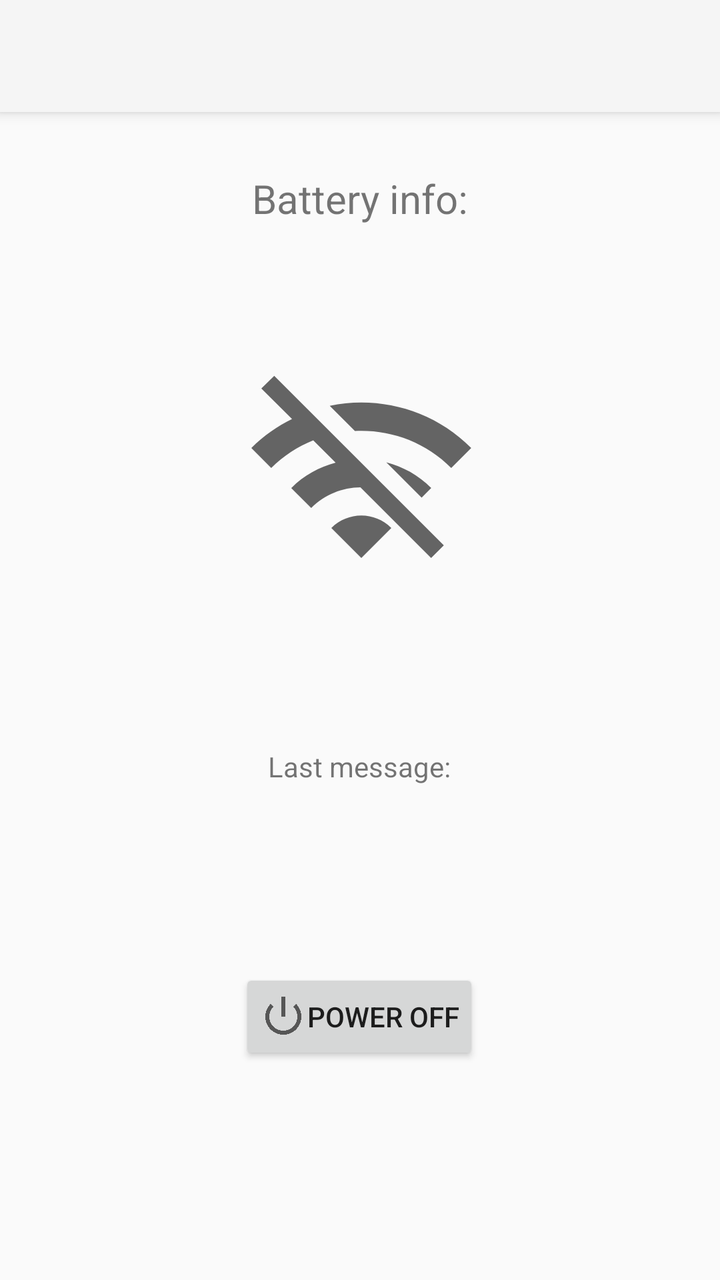
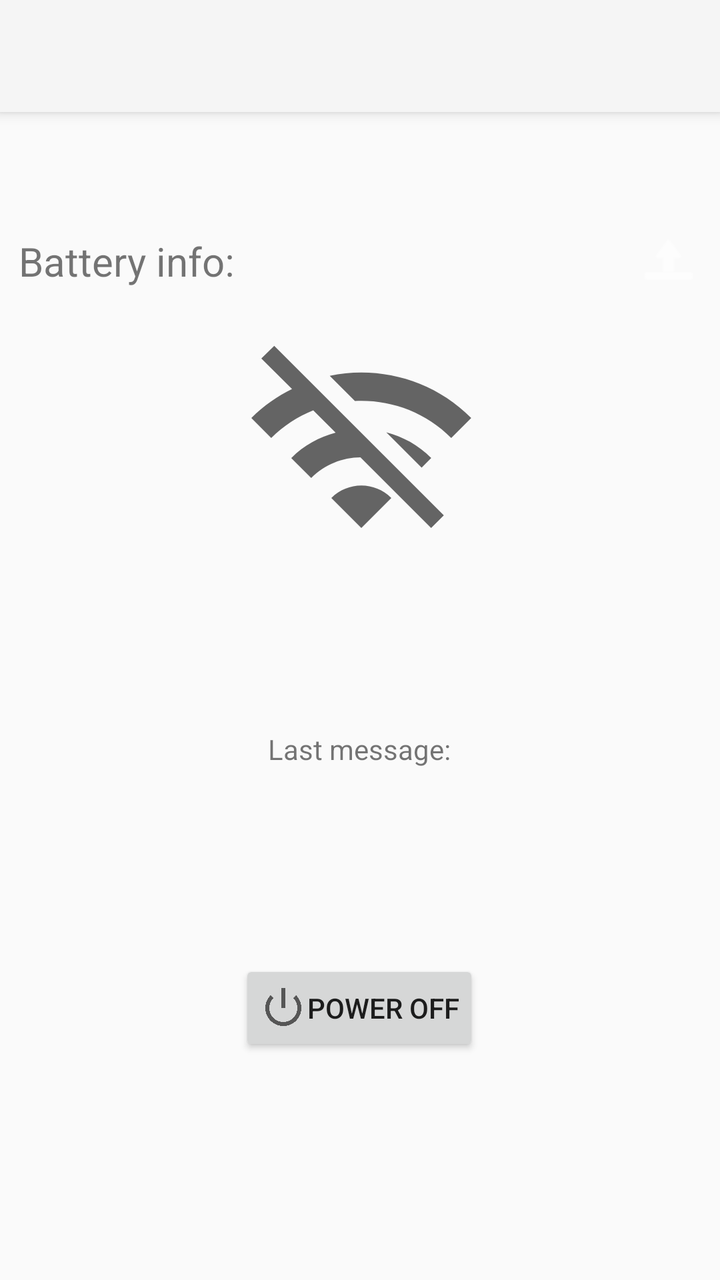

An Android layout rendered at two revisions. The XML below is the earlier revision; the diff shows what the commit changed to produce the second picture.
<!-- AndroidManifest.xml: application theme AppTheme -->
<!-- res/layout/activity_main.xml -->
<?xml version="1.0" encoding="utf-8"?>
<android.support.constraint.ConstraintLayout
    xmlns:android="http://schemas.android.com/apk/res/android"
    xmlns:app="http://schemas.android.com/apk/res-auto"
    xmlns:tools="http://schemas.android.com/tools"
    android:layout_width="match_parent"
    android:layout_height="match_parent">

    
    <android.support.v7.widget.Toolbar
        android:id="@+id/toolbar"
        android:layout_width="match_parent"
        android:layout_height="?attr/actionBarSize"
        android:background="?attr/colorPrimary"
        android:elevation="4dp"
        app:popupTheme="@style/ThemeOverlay.AppCompat.Dark"
        android:title="Battery Status"
        app:layout_constraintTop_toTopOf="parent"
        app:layout_constraintStart_toStartOf="parent"
        app:layout_constraintEnd_toEndOf="parent"/>

<LinearLayout
    android:layout_width="match_parent"
    android:layout_height="match_parent">

    <Space
        android:layout_width="wrap_content"
        android:layout_height="match_parent"
        android:layout_weight="1" />

    <LinearLayout
        android:layout_width="245dp"
        android:layout_height="match_parent"
        android:layout_weight="10"
        android:gravity="center"
        android:orientation="vertical">

        <Space
            android:layout_width="match_parent"
            android:layout_height="10dp"
            android:layout_weight="1" />

        <TextView
            android:id="@+id/textViewBatteryStatus"
            android:layout_width="match_parent"
            android:layout_height="wrap_content"
            android:layout_weight="1"
            android:text="Battery info:"
            android:textAlignment="center"
            android:textSize="20sp" />

        <ImageView
            android:id="@+id/connectionStatusImageView"
            android:layout_width="match_parent"
            android:layout_height="wrap_content"
            android:layout_weight="1"
            android:scaleType="center"
            android:scaleX="5"
            android:scaleY="5"
            app:srcCompat="@drawable/ic_baseline_wifi_off_24" />

        <Space
            android:layout_width="match_parent"
            android:layout_height="10dp"
            android:layout_weight="1" />

        <TextView
            android:id="@+id/lastMqttMessage"
            android:layout_width="match_parent"
            android:layout_height="wrap_content"
            android:layout_weight="1"
            android:text="Last message:"
            android:textAlignment="center"
            android:textSize="14sp" />

        <Button
            android:id="@+id/stopButton"
            android:layout_width="wrap_content"
            android:layout_height="wrap_content"
            android:text="Power off"
            android:gravity="center"
            android:drawableLeft="@android:drawable/ic_lock_power_off"
            android:padding="10dp"
            android:layout_marginTop="16dp"/>

        <Space
            android:layout_width="match_parent"
            android:layout_height="5dp"
            android:layout_weight="1" />

        <TextView
            android:id="@+id/versionTextView"
            android:layout_width="match_parent"
            android:layout_height="wrap_content"
            android:layout_weight="0.1"
            android:ems="10"
            android:textAlignment="viewEnd" />

    </LinearLayout>

    <Space
        android:layout_width="wrap_content"
        android:layout_height="match_parent"
        android:layout_weight="1" />
</LinearLayout>

</android.support.constraint.ConstraintLayout>
<!-- resources referenced by this layout -->
<resources>
  <!-- drawable ic_baseline_wifi_off_24 (drawable) -->
  <vector xmlns:android="http://schemas.android.com/apk/res/android"
      android:width="24dp"
      android:height="24dp"
      android:viewportWidth="24"
      android:viewportHeight="24"
      android:tint="?attr/colorControlNormal">
    <path
        android:fillColor="@android:color/white"
        android:pathData="M22.99,9C19.15,5.16 13.8,3.76 8.84,4.78l2.52,2.52c3.47,-0.17 6.99,1.05 9.63,3.7l2,-2zM18.99,13c-1.29,-1.29 -2.84,-2.13 -4.49,-2.56l3.53,3.53 0.96,-0.97zM2,3.05L5.07,6.1C3.6,6.82 2.22,7.78 1,9l1.99,2c1.24,-1.24 2.67,-2.16 4.2,-2.77l2.24,2.24C7.81,10.89 6.27,11.73 5,13v0.01L6.99,15c1.36,-1.36 3.14,-2.04 4.92,-2.06L18.98,20l1.27,-1.26L3.29,1.79 2,3.05zM9,17l3,3 3,-3c-1.65,-1.66 -4.34,-1.66 -6,0z"/>
  </vector>
  <style name="AppTheme" parent="Theme.AppCompat.DayNight.NoActionBar">
          
          <item name="windowActionBar">false</item>
          <item name="windowNoTitle">true</item>
      </style>
</resources>

<!-- the commit's change to res/layout/activity_main.xml (unified diff, before → after) -->
@@ -40,14 +40,33 @@
             android:layout_height="10dp"
             android:layout_weight="1" />
 
-        <TextView
-            android:id="@+id/textViewBatteryStatus"
+        <RelativeLayout
             android:layout_width="match_parent"
-            android:layout_height="wrap_content"
-            android:layout_weight="1"
-            android:text="Battery info:"
-            android:textAlignment="center"
-            android:textSize="20sp" />
+            android:layout_height="2dp"
+            android:layout_weight="1">
+
+            <TextView
+                android:id="@+id/textViewBatteryStatus"
+                android:layout_width="wrap_content"
+                android:layout_height="wrap_content"
+                android:layout_alignParentStart="true"
+                android:layout_centerVertical="true"
+                android:layout_toStartOf="@+id/sendNowButton"
+                android:text="Battery info:"
+                android:textSize="20sp" />
+
+            <ImageButton
+                android:id="@+id/sendNowButton"
+                android:layout_width="32dp"
+                android:layout_height="32dp"
+                android:layout_alignParentEnd="true"
+                android:layout_centerVertical="true"
+                android:background="?attr/selectableItemBackgroundBorderless"
+                android:contentDescription="Send now"
+                android:scaleType="centerInside"
+                android:src="@android:drawable/ic_menu_upload"
+                android:tint="@android:color/white" />
+        </RelativeLayout>
 
         <ImageView
             android:id="@+id/connectionStatusImageView"
